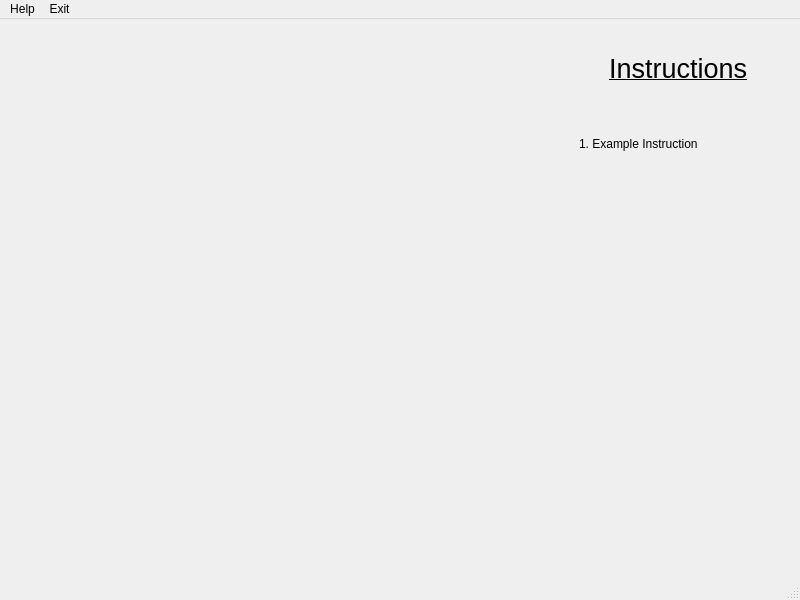
First picture: the form in Full_gui/MazeSolve.ui, repository sidk524/CompSciSidNEA, before the edit.
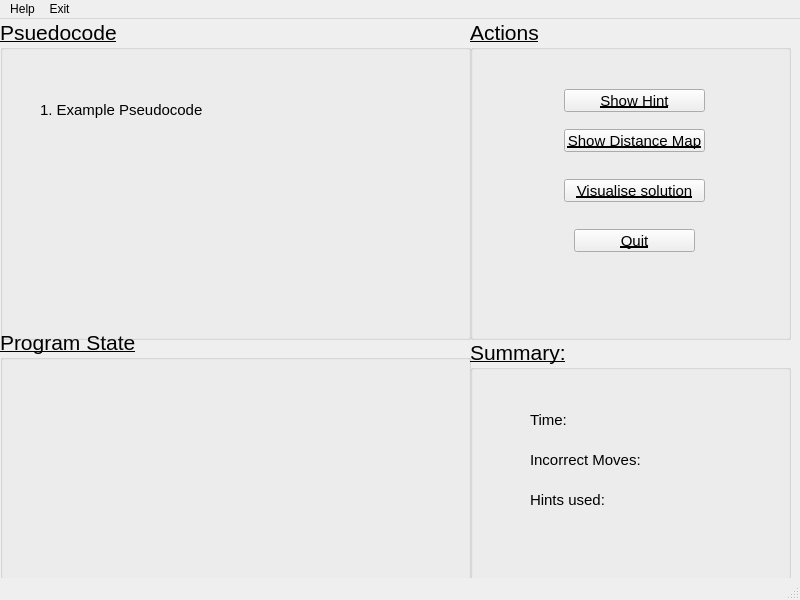
Second picture: the form after the edit.

The edit to the form file:
```diff
--- a/Full_gui/MazeSolve.ui
+++ b/Full_gui/MazeSolve.ui
@@ -14,55 +14,231 @@
    <string>MainWindow</string>
   </property>
   <widget class="QWidget" name="centralwidget">
-   <widget class="QWidget" name="PyGameMazeWidget" native="true">
+   <widget class="QGroupBox" name="States">
     <property name="geometry">
      <rect>
       <x>0</x>
+      <y>310</y>
+      <width>471</width>
+      <height>251</height>
+     </rect>
+    </property>
+    <property name="font">
+     <font>
+      <pointsize>16</pointsize>
+      <underline>true</underline>
+     </font>
+    </property>
+    <property name="title">
+     <string>Program State</string>
+    </property>
+   </widget>
+   <widget class="QGroupBox" name="groupBox">
+    <property name="geometry">
+     <rect>
+      <x>470</x>
       <y>0</y>
-      <width>561</width>
-      <height>571</height>
+      <width>321</width>
+      <height>321</height>
      </rect>
     </property>
+    <property name="font">
+     <font>
+      <pointsize>16</pointsize>
+      <underline>true</underline>
+     </font>
+    </property>
+    <property name="title">
+     <string>Actions</string>
+    </property>
+    <widget class="QPushButton" name="pushButton">
+     <property name="geometry">
+      <rect>
+       <x>94</x>
+       <y>70</y>
+       <width>141</width>
+       <height>23</height>
+      </rect>
+     </property>
+     <property name="font">
+      <font>
+       <pointsize>11</pointsize>
+       <underline>true</underline>
+      </font>
+     </property>
+     <property name="text">
+      <string>Show Hint</string>
+     </property>
+    </widget>
+    <widget class="QPushButton" name="pushButton_2">
+     <property name="geometry">
+      <rect>
+       <x>94</x>
+       <y>110</y>
+       <width>141</width>
+       <height>23</height>
+      </rect>
+     </property>
+     <property name="font">
+      <font>
+       <pointsize>11</pointsize>
+       <underline>true</underline>
+      </font>
+     </property>
+     <property name="text">
+      <string>Show Distance Map</string>
+     </property>
+    </widget>
+    <widget class="QPushButton" name="pushButton_3">
+     <property name="geometry">
+      <rect>
+       <x>94</x>
+       <y>160</y>
+       <width>141</width>
+       <height>23</height>
+      </rect>
+     </property>
+     <property name="font">
+      <font>
+       <pointsize>11</pointsize>
+       <underline>true</underline>
+      </font>
+     </property>
+     <property name="text">
+      <string>Visualise solution</string>
+     </property>
+    </widget>
+    <widget class="QPushButton" name="pushButton_4">
+     <property name="geometry">
+      <rect>
+       <x>104</x>
+       <y>210</y>
+       <width>121</width>
+       <height>23</height>
+      </rect>
+     </property>
+     <property name="font">
+      <font>
+       <pointsize>11</pointsize>
+       <underline>true</underline>
+      </font>
+     </property>
+     <property name="text">
+      <string>Quit</string>
+     </property>
+    </widget>
    </widget>
-   <widget class="QWidget" name="InstructionsWidget" native="true">
+   <widget class="QGroupBox" name="groupBox_2">
     <property name="geometry">
      <rect>
-      <x>559</x>
-      <y>-1</y>
-      <width>231</width>
-      <height>571</height>
+      <x>470</x>
+      <y>320</y>
+      <width>321</width>
+      <height>261</height>
      </rect>
+    </property>
+    <property name="font">
+     <font>
+      <pointsize>16</pointsize>
+      <underline>true</underline>
+     </font>
+    </property>
+    <property name="title">
+     <string>Summary:</string>
+    </property>
+    <widget class="QLabel" name="label_3">
+     <property name="geometry">
+      <rect>
+       <x>60</x>
+       <y>70</y>
+       <width>61</width>
+       <height>21</height>
+      </rect>
+     </property>
+     <property name="font">
+      <font>
+       <pointsize>11</pointsize>
+       <underline>false</underline>
+      </font>
+     </property>
+     <property name="text">
+      <string>Time: </string>
+     </property>
+    </widget>
+    <widget class="QLabel" name="label_4">
+     <property name="geometry">
+      <rect>
+       <x>60</x>
+       <y>110</y>
+       <width>141</width>
+       <height>21</height>
+      </rect>
+     </property>
+     <property name="font">
+      <font>
+       <pointsize>11</pointsize>
+       <underline>false</underline>
+      </font>
+     </property>
+     <property name="text">
+      <string>Incorrect Moves: </string>
+     </property>
+    </widget>
+    <widget class="QLabel" name="label_5">
+     <property name="geometry">
+      <rect>
+       <x>60</x>
+       <y>150</y>
+       <width>141</width>
+       <height>21</height>
+      </rect>
+     </property>
+     <property name="font">
+      <font>
+       <pointsize>11</pointsize>
+       <underline>false</underline>
+      </font>
+     </property>
+     <property name="text">
+      <string>Hints used: </string>
+     </property>
+    </widget>
+   </widget>
+   <widget class="QGroupBox" name="groupBox_3">
+    <property name="geometry">
+     <rect>
+      <x>0</x>
+      <y>0</y>
+      <width>471</width>
+      <height>321</height>
+     </rect>
+    </property>
+    <property name="font">
+     <font>
+      <pointsize>16</pointsize>
+      <underline>true</underline>
+     </font>
+    </property>
+    <property name="title">
+     <string>Psuedocode</string>
     </property>
     <widget class="QLabel" name="label">
      <property name="geometry">
       <rect>
-       <x>50</x>
-       <y>20</y>
-       <width>151</width>
-       <height>61</height>
+       <x>40</x>
+       <y>70</y>
+       <width>171</width>
+       <height>41</height>
       </rect>
      </property>
      <property name="font">
       <font>
-       <pointsize>20</pointsize>
-       <underline>true</underline>
+       <pointsize>11</pointsize>
+       <underline>false</underline>
       </font>
      </property>
      <property name="text">
-      <string>Instructions</string>
-     </property>
-    </widget>
-    <widget class="QLabel" name="label_2">
-     <property name="geometry">
-      <rect>
-       <x>20</x>
-       <y>100</y>
-       <width>131</width>
-       <height>51</height>
-      </rect>
-     </property>
-     <property name="text">
-      <string>1. Example Instruction</string>
+      <string>1. Example Pseudocode</string>
      </property>
     </widget>
    </widget>
```
